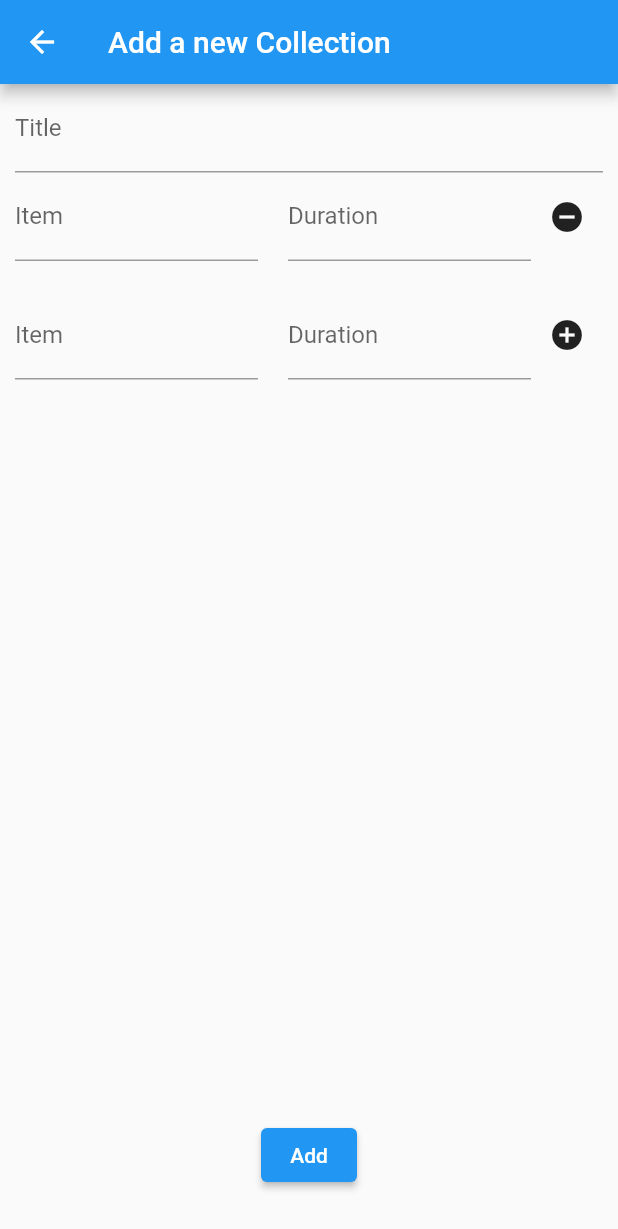
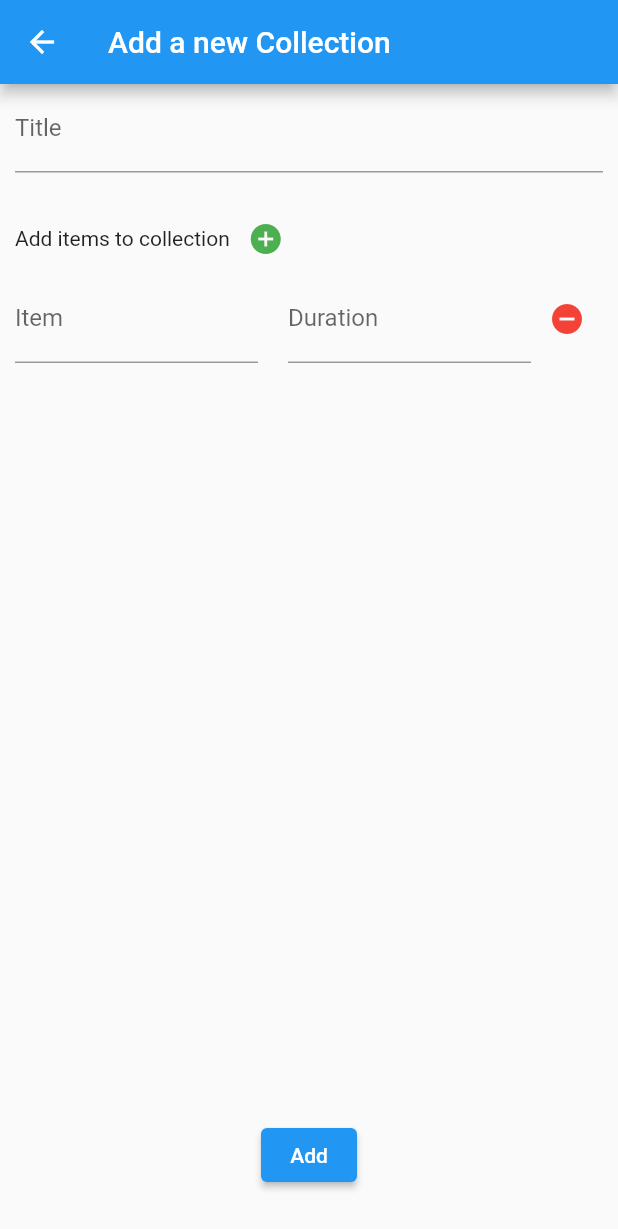
Before and after one commit to williamo1099/List-Timer, a Flutter app: the CollectionAddView screen opened directly, after a tap on the "add circle" icon, on a phone screen of 412 x 824 dp. Shown: the top 1229 px of the screen. Run offline on Flutter 3.47's test engine with Material 2 defaults, Android fonts, the phone set to English and light mode, and no system bars.

Commit message:
Updating add collection view (2)
Update the list view in add collection view.

```diff
--- a/lib/views/collection_add_view.dart
+++ b/lib/views/collection_add_view.dart
@@ -10,7 +10,7 @@ class CollectionAddView extends StatefulWidget {
 class _CollectionAddViewState extends State<CollectionAddView> {
   final _formKey = GlobalKey<FormState>();
 
-  final List _itemsList = [true];
+  final List _itemsList = [];
 
   final _titleController = TextEditingController();
 
@@ -60,9 +60,26 @@ class _CollectionAddViewState extends State<CollectionAddView> {
                 },
               ),
 
+              const SizedBox(height: 20),
+              Row(
+                children: [
+                  const Text("Add items to collection"),
+                  IconButton(
+                      onPressed: () {
+                        setState(() {
+                          _itemsList.add(null);
+                        });
+                      },
+                      icon: const Icon(
+                        Icons.add_circle,
+                        color: Colors.green,
+                      )),
+                ],
+              ),
+
               // ITEM LIST VIEW
               Expanded(
-                child: ListView.separated(
+                child: ListView.builder(
                   itemCount: _itemsList.length,
                   itemBuilder: (context, index) => Row(
                     children: [
@@ -72,6 +89,12 @@ class _CollectionAddViewState extends State<CollectionAddView> {
                           decoration: const InputDecoration(
                             label: Text("Item"),
                           ),
+                          validator: (value) {
+                            if (value == null || value.isEmpty) {
+                              return "Please input a valid title.";
+                            }
+                            return null;
+                          },
                         ),
                       ),
 
@@ -80,39 +103,42 @@ class _CollectionAddViewState extends State<CollectionAddView> {
                       // ITEM DURATION TEXT FORM FIELD
                       Expanded(
                         child: TextFormField(
+                          keyboardType: TextInputType.number,
                           decoration: const InputDecoration(
                             label: Text("Duration"),
+                            hintText: "0",
+                            suffixText: "minutes",
                           ),
+                          validator: (value) {
+                            if (value == null ||
+                                value.isEmpty ||
+                                int.tryParse(value) == null) {
+                              return "Please input a valid duration.";
+                            }
+                            return null;
+                          },
                         ),
                       ),
 
-                      // ADD ICON BUTTON
+                      // ADD ICON INKWELL
                       IconButton(
                         onPressed: () {
-                          if (index == _itemsList.length - 1) {
-                            setState(() {
-                              _itemsList.insert(index, true);
-                            });
-                          } else {
-                            setState(() {
-                              _itemsList.removeAt(index);
-                            });
-                          }
+                          setState(() {
+                            _itemsList.removeAt(index);
+                          });
                         },
-                        icon: index == _itemsList.length - 1
-                            ? const Icon(Icons.add_circle)
-                            : const Icon(Icons.remove_circle),
-                      ),
+                        icon: const Icon(
+                          Icons.remove_circle,
+                          color: Colors.red,
+                        ),
+                      )
                     ],
-                  ),
-                  separatorBuilder: (context, index) => const SizedBox(
-                    height: 20,
                   ),
                 ),
               ),
 
               const SizedBox(
-                height: 12,
+                height: 20,
               ),
 
               // ADD BUTTON
```
